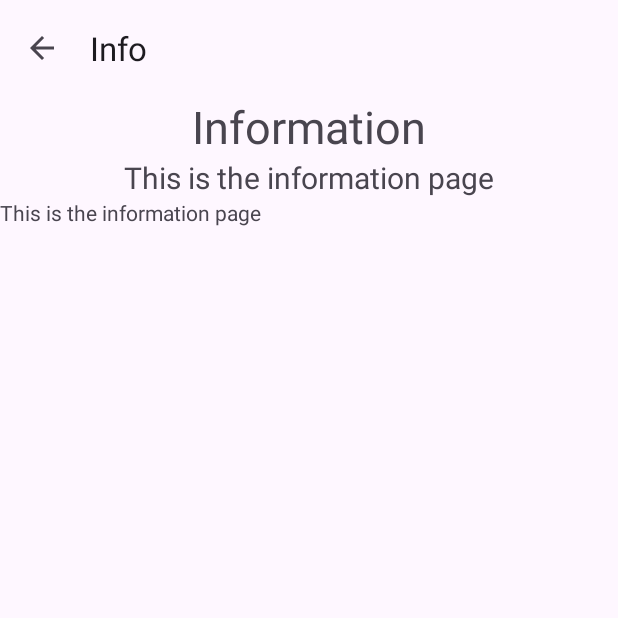
After one commit to leo-exee/Mobile-Kotlin-wb-n4, an Android app: the InfoActivity screen opened directly, with no data from a screen before it, on a phone screen of 412 x 824 dp, the top half of it. The commit adds this screen. Run offline under Robolectric (Android 15) with nearby library versions, the phone set to English and light mode, and no system bars; network calls fail.

Commit message:
feat(fun): all the prerequisites are completed

```diff
--- a/app/src/main/java/com/example/leopold_jacquet/FirstFragment.kt
+++ b/app/src/main/java/com/example/leopold_jacquet/FirstFragment.kt
@@ -84,8 +84,6 @@ class FirstFragment : Fragment() {
         .map { it.production_year.toString() }
         .distinct()
         .sorted()
-
-        Log.d("productionYearList", productionYearList.toString())
         CoroutineScope(Dispatchers.Main).launch {
             view?.findViewById<RecyclerView>(R.id.recyclerView)?.apply {
                 adapter = FilterAdapter(productionYearList)
--- /dev/null
+++ b/app/src/main/java/com/example/leopold_jacquet/InfoActivity.kt
@@ -0,0 +1,13 @@
+package com.example.leopold_jacquet
+
+import android.os.Bundle
+import androidx.appcompat.app.AppCompatActivity
+
+class InfoActivity: AppCompatActivity() {
+    override fun onCreate(savedInstanceState: Bundle?) {
+        super.onCreate(savedInstanceState)
+        setContentView(R.layout.activity_info)
+        setSupportActionBar(findViewById(R.id.toolbar))
+        supportActionBar?.setDisplayHomeAsUpEnabled(true)
+    }
+}
--- a/app/src/main/java/com/example/leopold_jacquet/ListActivity.kt
+++ b/app/src/main/java/com/example/leopold_jacquet/ListActivity.kt
@@ -31,7 +31,7 @@ class ListActivity : AppCompatActivity() {
         }
     }
 
-    fun requestMovieList(callback: (Movies) -> Movies) = CoroutineScope(Dispatchers.IO).launch {
+    private fun requestMovieList(callback: (Movies) -> Movies) = CoroutineScope(Dispatchers.IO).launch {
         val client = OkHttpClient()
         var request: Request = Request.Builder()
             .url("https://api.betaseries.com/movies/list")
--- /dev/null
+++ b/app/src/main/res/layout/activity_info.xml
@@ -0,0 +1,48 @@
+<?xml version="1.0" encoding="utf-8"?>
+<androidx.constraintlayout.widget.ConstraintLayout xmlns:android="http://schemas.android.com/apk/res/android"
+    android:layout_width="match_parent"
+    android:layout_height="match_parent"
+    xmlns:app="http://schemas.android.com/apk/res-auto">
+    <com.google.android.material.appbar.AppBarLayout
+        android:id="@+id/appBarLayout"
+        android:layout_width="match_parent"
+        android:layout_height="wrap_content"
+        app:layout_constraintTop_toTopOf="parent"
+        android:fitsSystemWindows="true">
+        <com.google.android.material.appbar.MaterialToolbar
+            android:id="@+id/toolbar"
+            android:layout_width="match_parent"
+            android:layout_height="?attr/actionBarSize" />
+    </com.google.android.material.appbar.AppBarLayout>
+
+    <TextView
+        android:id="@+id/tvTitle"
+        android:layout_width="match_parent"
+        android:layout_height="wrap_content"
+        android:text="Information"
+        android:textSize="30sp"
+        android:gravity="center"
+        app:layout_constraintTop_toBottomOf="@id/appBarLayout"
+        app:layout_constraintStart_toEndOf="parent"
+        app:layout_constraintEnd_toStartOf="parent"
+        />
+
+    <TextView
+        android:id="@+id/tvInfo"
+        android:layout_width="match_parent"
+        android:layout_height="wrap_content"
+        android:text="This is the information page"
+        android:textSize="20sp"
+        android:gravity="center"
+        app:layout_constraintTop_toBottomOf="@id/tvTitle"
+        app:layout_constraintStart_toEndOf="parent"
+        app:layout_constraintEnd_toStartOf="parent"
+        />
+
+    <TextView
+        android:layout_width="match_parent"
+        android:layout_height="wrap_content"
+        android:text="This is the information page"
+        app:layout_constraintTop_toBottomOf="@id/tvInfo"
+        />
+</androidx.constraintlayout.widget.ConstraintLayout>
--- a/app/src/main/res/menu/menu_main.xml
+++ b/app/src/main/res/menu/menu_main.xml
@@ -3,8 +3,8 @@
     xmlns:tools="http://schemas.android.com/tools"
     tools:context="com.example.leopold_jacquet.MainActivity">
     <item
-        android:id="@+id/action_settings"
+        android:id="@+id/action_infos"
         android:orderInCategory="100"
-        android:title="@string/action_settings"
+        android:title="Infos"
         app:showAsAction="never" />
 </menu>
```
Also changed, not shown: app/src/main/AndroidManifest.xml (+10 -0 lines), app/src/main/java/com/example/leopold_jacquet/FilterFragment.kt (+11 -2 lines), app/src/main/java/com/example/leopold_jacquet/MainActivity.kt (+5 -2 lines).
